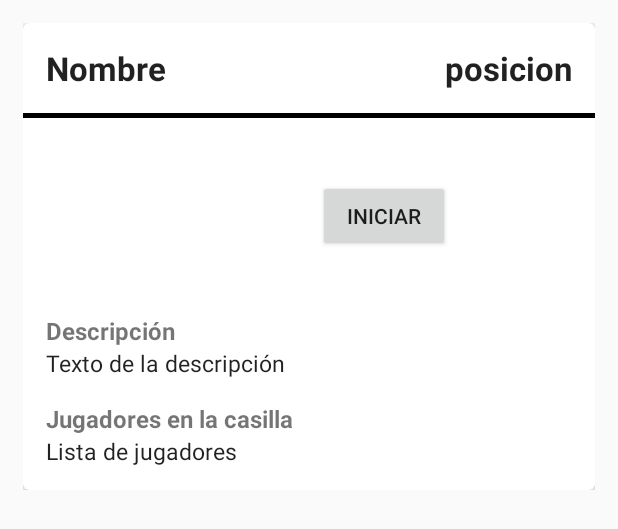
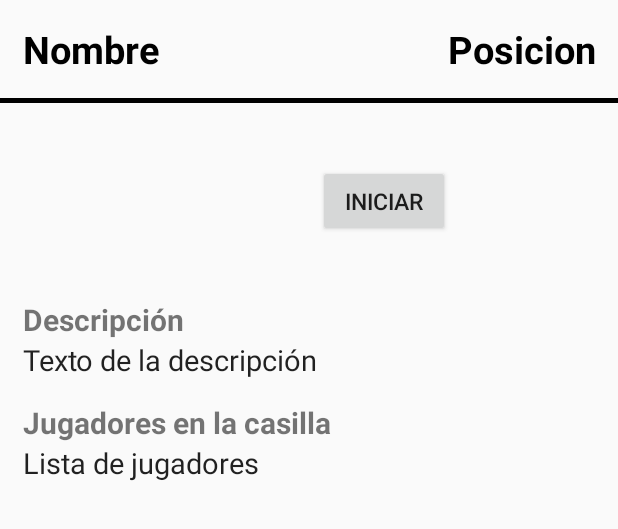
Before and after one commit to CokePedreira/PracticaUbicuaAndroid, an Android app: the layout fragment_casilla.xml on its own in the app's theme, with its tools: preview values and no code run, on a phone screen of 412 x 824 dp. Shown: the top 529 px of the screen. Run offline under Robolectric (Android 15) with nearby library versions, the phone set to English and light mode, and no system bars.

Commit message:
Changed board design to stack view

```diff
--- a/OcalimochoApp/app/build.gradle
+++ b/OcalimochoApp/app/build.gradle
@@ -24,4 +24,5 @@ dependencies {
     compile 'com.android.support:appcompat-v7:22.2.1'
     compile 'com.google.code.gson:gson:2.3.1'
     compile 'com.android.support:cardview-v7:22.2.0'
+    compile 'com.bartoszlipinski.flippablestackview:library:1.2.1'
 }
--- a/OcalimochoApp/app/src/main/res/layout/fragment_casilla.xml
+++ b/OcalimochoApp/app/src/main/res/layout/fragment_casilla.xml
@@ -1,33 +1,14 @@
 <!-- A CardView that contains a TextView -->
-
-<LinearLayout
+<ScrollView
     xmlns:android="http://schemas.android.com/apk/res/android"
-    android:orientation="vertical"
-    android:layout_height="wrap_content"
     android:layout_width="match_parent"
-    android:scrollbars="vertical"
-    android:padding="15dp">
-
-
-    <android.support.v7.widget.CardView
-        xmlns:android="http://schemas.android.com/apk/res/android"
-        xmlns:card_view="http://schemas.android.com/apk/res-auto"
-        android:id="@+id/card_view"
-        android:layout_width="match_parent"
-        android:layout_height="wrap_content"
-        card_view:cardCornerRadius="4dp"
-        card_view:cardElevation="3dp">
-
-        <ScrollView
-            android:layout_width="match_parent"
-            android:layout_height="wrap_content">
+    android:layout_height="match_parent">
 
     <LinearLayout
         android:id="@+id/card_view_linear_layout"
         android:layout_width="match_parent"
         android:layout_height="wrap_content"
         android:orientation="vertical"
-                android:gravity="center"
         android:paddingBottom="15dp" >
 
         <LinearLayout
@@ -35,26 +16,28 @@
             android:layout_height="wrap_content"
             android:orientation="horizontal"
             android:padding="15dp"
-                    android:gravity="left">
+            android:gravity="start">
 
             <TextView
                 android:id="@+id/nombreCasilla"
-                        style="?android:textAppearanceLarge"
                 android:textStyle="bold"
                 android:layout_width="wrap_content"
                 android:layout_height="wrap_content"
                 android:gravity="left|end"
                 android:text="Nombre"
+                android:textColor="#000000"
+                android:textSize="25sp"
                 android:layout_weight="1"/>
 
             <TextView
                 android:id="@+id/posicionCasilla"
-                        style="?android:textAppearanceLarge"
                 android:textStyle="bold"
                 android:layout_width="wrap_content"
                 android:layout_height="wrap_content"
                 android:gravity="right|end"
-                        android:text="posicion"
+                android:text="Posicion"
+                android:textColor="#000000"
+                android:textSize="25sp"
                 android:layout_weight="1"/>
 
 
@@ -90,6 +73,7 @@
                     android:layout_width="wrap_content"
                     android:layout_height="wrap_content"
                     android:text="iniciar"
+                    android:textSize="15sp"
                     android:gravity="center" />
 
             </LinearLayout>
@@ -102,14 +86,14 @@
             android:layout_height="wrap_content"
             android:paddingStart="15dp"
             android:paddingEnd="15dp"
-                    android:textSize="16sp"
+            android:textSize="20sp"
             android:textStyle="bold"
             android:text="Descripción"/>
 
         <TextView
             android:id = "@+id/descripcion"
             style="?android:textAppearanceLarge"
-                    android:textSize="15sp"
+            android:textSize="19sp"
             android:layout_width="match_parent"
             android:layout_height="wrap_content"
             android:gravity="start"
@@ -125,7 +109,7 @@
             android:layout_height="wrap_content"
             android:paddingStart="15dp"
             android:paddingEnd="15dp"
-                    android:textSize="16sp"
+            android:textSize="20sp"
             android:textStyle="bold"
             android:text="Jugadores en la casilla"/>
         <TextView
@@ -136,10 +120,9 @@
             android:gravity="start"
             android:paddingStart="15dp"
             android:paddingEnd="15dp"
-                    android:textSize="15sp"
+            android:textSize="19sp"
             android:text="Lista de jugadores"/>
 
     </LinearLayout>
+
 </ScrollView>
-    </android.support.v7.widget.CardView>
-</LinearLayout>
```
Also changed, not shown: OcalimochoApp/app/src/main/java/com/example/cokepedreira/ocalimochoapp/Tablero.java (+20 -20 lines), OcalimochoApp/app/src/main/res/layout/activity_tablero.xml (+6 -4 lines), 1 other file. Lines whose indentation alone changed are shown as unchanged.
